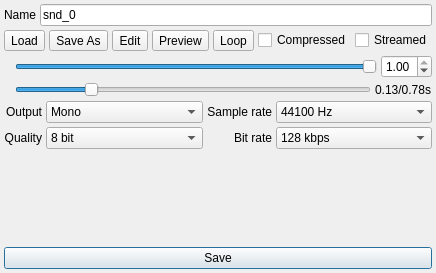
The window that Editors/SoundEditor.ui (enigma-dev/RadialGM) describes before a commit, drawn with Qt 5.
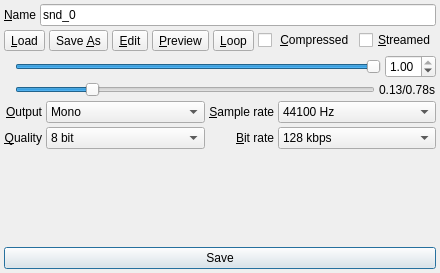
The same window after the commit. Icons and pictures are not drawn.

Commit message: configure mnemonics

```diff
--- a/Editors/SoundEditor.ui
+++ b/Editors/SoundEditor.ui
@@ -41,7 +41,7 @@
      <item>
       <widget class="QLabel" name="nameLabel">
        <property name="text">
-        <string>Name</string>
+        <string>&amp;Name</string>
        </property>
        <property name="buddy">
         <cstring>nameEdit</cstring>
@@ -68,7 +68,7 @@
         <string>Load Sound</string>
        </property>
        <property name="text">
-        <string>Load</string>
+        <string>&amp;Load</string>
        </property>
        <property name="icon">
         <iconset resource="../images.qrc">
@@ -82,7 +82,7 @@
         <string>Save Sound As</string>
        </property>
        <property name="text">
-        <string>Save As</string>
+        <string>Save &amp;As</string>
        </property>
        <property name="icon">
         <iconset resource="../images.qrc">
@@ -96,7 +96,7 @@
         <string>Edit Sound Externally</string>
        </property>
        <property name="text">
-        <string>Edit</string>
+        <string>&amp;Edit</string>
        </property>
        <property name="icon">
         <iconset resource="../images.qrc">
@@ -110,7 +110,7 @@
         <string>Preview Sound</string>
        </property>
        <property name="text">
-        <string>Preview</string>
+        <string>&amp;Preview</string>
        </property>
        <property name="icon">
         <iconset resource="../images.qrc">
@@ -124,7 +124,7 @@
         <string>Loop Playback</string>
        </property>
        <property name="text">
-        <string>Loop</string>
+        <string>&amp;Loop</string>
        </property>
        <property name="icon">
         <iconset resource="../images.qrc">
@@ -138,14 +138,14 @@
      <item>
       <widget class="QCheckBox" name="compressedCheckBox">
        <property name="text">
-        <string>Compressed</string>
+        <string> &amp;Compressed</string>
        </property>
       </widget>
      </item>
      <item>
       <widget class="QCheckBox" name="streamedCheckBox">
        <property name="text">
-        <string>Streamed</string>
+        <string>&amp;Streamed</string>
        </property>
       </widget>
      </item>
@@ -282,7 +282,7 @@
      <item row="1" column="0">
       <widget class="QLabel" name="outputLabel">
        <property name="text">
-        <string>Output</string>
+        <string>&amp;Output</string>
        </property>
        <property name="alignment">
         <set>Qt::AlignRight|Qt::AlignTrailing|Qt::AlignVCenter</set>
@@ -328,7 +328,7 @@
      <item row="3" column="0">
       <widget class="QLabel" name="qualityLabel">
        <property name="text">
-        <string>Quality</string>
+        <string>&amp;Quality</string>
        </property>
        <property name="alignment">
         <set>Qt::AlignRight|Qt::AlignTrailing|Qt::AlignVCenter</set>
@@ -341,7 +341,7 @@
      <item row="1" column="2">
       <widget class="QLabel" name="sampleRateLabel">
        <property name="text">
-        <string>Sample rate</string>
+        <string>&amp;Sample rate</string>
        </property>
        <property name="alignment">
         <set>Qt::AlignRight|Qt::AlignTrailing|Qt::AlignVCenter</set>
@@ -354,7 +354,7 @@
      <item row="3" column="2">
       <widget class="QLabel" name="bitRateLabel">
        <property name="text">
-        <string>Bit rate</string>
+        <string>&amp;Bit rate</string>
        </property>
        <property name="alignment">
         <set>Qt::AlignRight|Qt::AlignTrailing|Qt::AlignVCenter</set>
```
Left out of the diff: 9 changed lines with no effect on the pictures.
